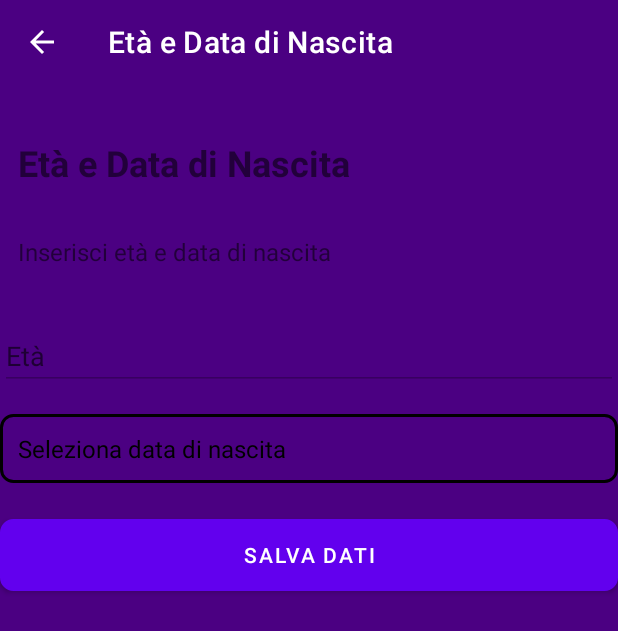
After one commit to ILLFERRO/IronMindProMob, an Android app: the ProfiloEtaDataDiNascitaActivity screen opened directly, with no data from a screen before it, on a phone screen of 412 x 824 dp. The commit adds this screen. Shown: the top 631 px of the screen. Run offline under Robolectric (Android 15) with nearby library versions, the phone set to English and light mode, and no system bars.

Commit message:
aggiunta nuova sezione impostazioni (profilo -> eta e data di nascita)

```diff
--- a/app/src/main/AndroidManifest.xml
+++ b/app/src/main/AndroidManifest.xml
@@ -13,6 +13,9 @@
         android:roundIcon="@mipmap/ic_launcher_round"
         android:supportsRtl="true"
         android:theme="@style/Theme.IronMind">
+        <activity
+            android:name=".main.ProfiloEtaDataDiNascitaActivity"
+            android:exported="false" />
         <activity
             android:name=".main.ProfiloNomeCognomeActivity"
             android:exported="false" />
--- /dev/null
+++ b/app/src/main/java/com/example/ironmind/main/ProfiloEtaDataDiNascitaActivity.kt
@@ -0,0 +1,100 @@
+package com.example.ironmind.main
+
+import android.app.DatePickerDialog
+import android.os.Bundle
+import android.widget.*
+import androidx.appcompat.app.AppCompatActivity
+import androidx.appcompat.widget.Toolbar
+import com.example.ironmind.R
+import java.util.*
+
+class ProfiloEtaDataDiNascitaActivity : AppCompatActivity() {
+
+    private lateinit var editTextEta: EditText
+    private lateinit var textViewDataNascita: TextView
+    private lateinit var buttonSalva: Button
+    private lateinit var buttonModifica: Button
+
+    private var dataNascitaSelezionata: String = ""
+
+    override fun onCreate(savedInstanceState: Bundle?) {
+        super.onCreate(savedInstanceState)
+        setContentView(R.layout.activity_profilo_eta_data_di_nascita)
+
+        val toolbar = findViewById<Toolbar>(R.id.toolbar_profilo_eta)
+        setSupportActionBar(toolbar)
+        supportActionBar?.apply {
+            title = "Età e Data di Nascita"
+            setDisplayHomeAsUpEnabled(true)
+        }
+        toolbar.setNavigationOnClickListener {
+            onBackPressedDispatcher.onBackPressed()
+        }
+
+        editTextEta = findViewById(R.id.editTextEta)
+        textViewDataNascita = findViewById(R.id.textViewDataNascita)
+        buttonSalva = findViewById(R.id.buttonSalvaEta)
+        buttonModifica = findViewById(R.id.buttonModificaEta)
+
+        val prefs = getSharedPreferences("settings", MODE_PRIVATE)
+        val etaSalvata = prefs.getString("profilo_eta", "")
+        val dataSalvata = prefs.getString("profilo_data_nascita", "")
+
+        if (etaSalvata!!.isNotBlank() && dataSalvata!!.isNotBlank()) {
+            editTextEta.setText(etaSalvata)
+            textViewDataNascita.text = dataSalvata
+            buttonModifica.visibility = Button.VISIBLE
+        }
+
+        textViewDataNascita.setOnClickListener {
+            mostraDatePicker()
+        }
+
+        editTextEta.isEnabled = false
+        textViewDataNascita.isEnabled = false
+
+        buttonSalva.setOnClickListener {
+            val eta = editTextEta.text.toString()
+            val data = textViewDataNascita.text.toString()
+
+            if (eta.isBlank() || data == "Seleziona data di nascita") {
+                Toast.makeText(this, "Inserisci tutti i dati", Toast.LENGTH_SHORT).show()
+                return@setOnClickListener
+            }
+
+            prefs.edit()
+                .putString("profilo_eta", eta)
+                .putString("profilo_data_nascita", data)
+                .apply()
+
+            Toast.makeText(this, "Dati salvati", Toast.LENGTH_SHORT).show()
+            editTextEta.isEnabled = false
+            textViewDataNascita.isEnabled = false
+            finish()
+        }
+
+        buttonModifica.setOnClickListener {
+            editTextEta.isEnabled = true
+            textViewDataNascita.isEnabled = true
+            Toast.makeText(this, "Ora puoi modificare i dati", Toast.LENGTH_SHORT).show()
+        }
+    }
+
+    private fun mostraDatePicker() {
+        val calendar = Calendar.getInstance()
+
+        val datePicker = DatePickerDialog(
+            this,
+            { _, year, month, dayOfMonth ->
+                dataNascitaSelezionata = "$dayOfMonth/${month + 1}/$year"
+                textViewDataNascita.text = dataNascitaSelezionata
+            },
+            2000, 0, 1
+        )
+
+        // Limita da 1950 a 2010
+        datePicker.datePicker.minDate = Calendar.getInstance().apply { set(1950, 0, 1) }.timeInMillis
+        datePicker.datePicker.maxDate = Calendar.getInstance().apply { set(2010, 11, 31) }.timeInMillis
+        datePicker.show()
+    }
+}
--- a/app/src/main/java/com/example/ironmind/main/SettingsActivity.kt
+++ b/app/src/main/java/com/example/ironmind/main/SettingsActivity.kt
@@ -47,6 +47,11 @@ class SettingsActivity : AppCompatActivity() {
         //Profilo Nome & Cognome
         findViewById<TextView>(R.id.nome_cognome).setOnClickListener {
             startActivity(Intent(this, ProfiloNomeCognomeActivity::class.java))
+        }
+
+        //Profilo Età & Data Di Nascita
+        findViewById<TextView>(R.id.eta_data_di_nascita).setOnClickListener {
+            startActivity(Intent(this, ProfiloEtaDataDiNascitaActivity::class.java))
         }
 
         //Backup & Ripristino
--- /dev/null
+++ b/app/src/main/res/layout/activity_profilo_eta_data_di_nascita.xml
@@ -0,0 +1,69 @@
+<?xml version="1.0" encoding="utf-8"?>
+<LinearLayout xmlns:android="http://schemas.android.com/apk/res/android"
+    android:id="@+id/layoutProfiloEta"
+    android:layout_width="match_parent"
+    android:layout_height="match_parent"
+    android:orientation="vertical"
+    android:background="#4B0082">
+
+    <androidx.appcompat.widget.Toolbar
+        android:id="@+id/toolbar_profilo_eta"
+        android:layout_width="match_parent"
+        android:layout_height="?attr/actionBarSize"
+        android:background="#4B0082"
+        android:theme="@style/ThemeOverlay.AppCompat.Dark.ActionBar" />
+
+    <TextView
+        android:id="@+id/titoloProfiloEta"
+        android:layout_width="match_parent"
+        android:layout_height="wrap_content"
+        android:text="Età e Data di Nascita"
+        android:textSize="24sp"
+        android:textStyle="bold"
+        android:padding = "12dp"
+        android:layout_marginTop="24dp" />
+
+    <TextView
+        android:layout_width="match_parent"
+        android:layout_height="wrap_content"
+        android:text="Inserisci età e data di nascita"
+        android:textSize="16sp"
+        android:layout_marginTop="8dp"
+        android:padding = "12dp"/>
+
+    <EditText
+        android:id="@+id/editTextEta"
+        android:layout_width="match_parent"
+        android:layout_height="wrap_content"
+        android:hint="Età"
+        android:inputType="number"
+        android:layout_marginTop="24dp" />
+
+    <TextView
+        android:id="@+id/textViewDataNascita"
+        android:layout_width="match_parent"
+        android:layout_height="wrap_content"
+        android:text="Seleziona data di nascita"
+        android:textSize="16sp"
+        android:textColor="#000000"
+        android:padding="12dp"
+        android:background="@drawable/bordi_bottoni"
+        android:layout_marginTop="16dp" />
+
+    <Button
+        android:id="@+id/buttonSalvaEta"
+        android:layout_width="match_parent"
+        android:layout_height="wrap_content"
+        android:text="Salva Dati"
+        android:background="@drawable/bordi_bottoni"
+        android:layout_marginTop="24dp" />
+
+    <Button
+        android:id="@+id/buttonModificaEta"
+        android:layout_width="match_parent"
+        android:layout_height="wrap_content"
+        android:text="Modifica Dati"
+        android:background="@drawable/bordi_bottoni"
+        android:layout_marginTop="8dp"
+        android:visibility="gone" />
+</LinearLayout>
--- a/app/src/main/res/layout/activity_profilo_nome_cognome.xml
+++ b/app/src/main/res/layout/activity_profilo_nome_cognome.xml
@@ -12,8 +12,8 @@
         android:id="@+id/toolbar_profilo_nome"
         android:layout_width="match_parent"
         android:layout_height="wrap_content"
-        android:background="?attr/colorPrimary"
-        android:theme="@style/ThemeOverlay.AppCompat.Dark.ActionBar" />
+        android:background="#4B0082"
+        android:theme="@color/white" />
 
     <!-- Titolo Schermata -->
     <TextView
```
Also changed, not shown: app/src/main/res/layout/activity_settings.xml (+13 -0 lines).
